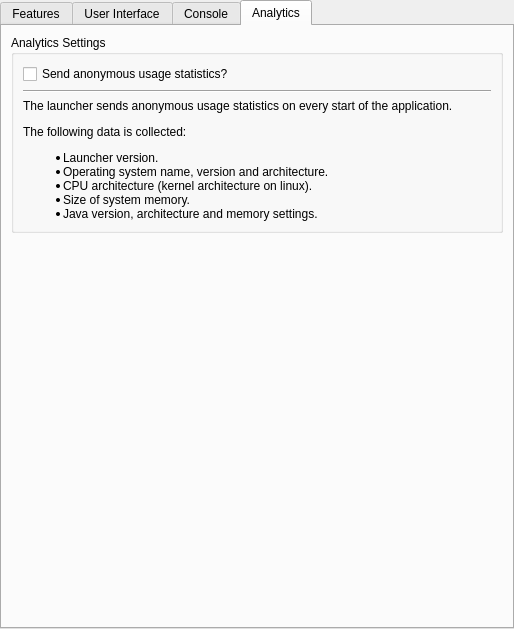
This is launcher/ui/pages/global/LauncherPage.ui in VorwerkUa2/WerkLauncher as Qt 5 draws it before an edit. The edited form follows.
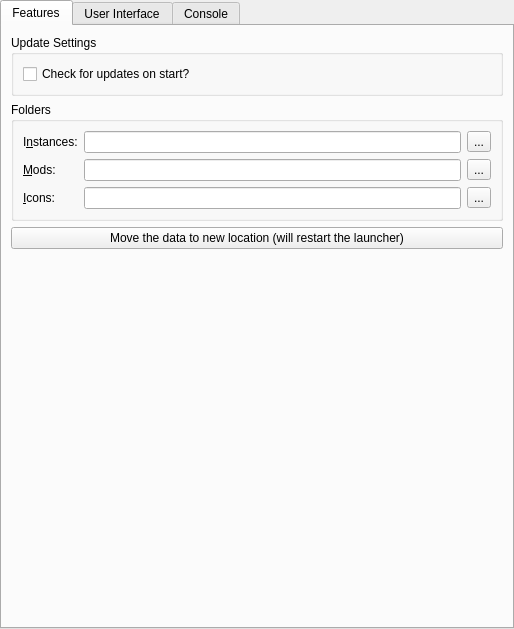
This is the edited form. The open tabs and pages were chosen to show the change.

Commit message:
NOISSUE Redo system and java architecture probing
MultiMC should now detect aarch64/arm64 architectures and no longer uses
'32' and '64' as CPU architectures.

Detection should work for x86, amd64 and aarch64.

This also affected the old (unused) analytics code, so I removed it.

What changed in the file:
```diff
--- a/launcher/ui/pages/global/LauncherPage.ui
+++ b/launcher/ui/pages/global/LauncherPage.ui
@@ -458,69 +458,6 @@
        </item>
       </layout>
      </widget>
-     <widget class="QWidget" name="analyticsTab">
-      <attribute name="title">
-       <string>Analytics</string>
-      </attribute>
-      <layout class="QVBoxLayout" name="verticalLayout_8">
-       <item>
-        <widget class="QGroupBox" name="consoleSettingsBox_2">
-         <property name="title">
-          <string>Analytics Settings</string>
-         </property>
-         <layout class="QVBoxLayout" name="verticalLayout_4">
-          <item>
-           <widget class="QCheckBox" name="analyticsCheck">
-            <property name="text">
-             <string>Send anonymous usage statistics?</string>
-            </property>
-           </widget>
-          </item>
-          <item>
-           <widget class="Line" name="line">
-            <property name="orientation">
-             <enum>Qt::Horizontal</enum>
-            </property>
-           </widget>
-          </item>
-          <item>
-           <widget class="QLabel" name="label_5">
-            <property name="text">
-             <string>&lt;html&gt;&lt;head/&gt;
-&lt;body&gt;
-&lt;p&gt;The launcher sends anonymous usage statistics on every start of the application.&lt;/p&gt;&lt;p&gt;The following data is collected:&lt;/p&gt;
-&lt;ul&gt;
-&lt;li&gt;Launcher version.&lt;/li&gt;
-&lt;li&gt;Operating system name, version and architecture.&lt;/li&gt;
-&lt;li&gt;CPU architecture (kernel architecture on linux).&lt;/li&gt;
-&lt;li&gt;Size of system memory.&lt;/li&gt;
-&lt;li&gt;Java version, architecture and memory settings.&lt;/li&gt;
-&lt;/ul&gt;
-&lt;/body&gt;&lt;/html&gt;</string>
-            </property>
-            <property name="wordWrap">
-             <bool>true</bool>
-            </property>
-           </widget>
-          </item>
-         </layout>
-        </widget>
-       </item>
-       <item>
-        <spacer name="verticalSpacer">
-         <property name="orientation">
-          <enum>Qt::Vertical</enum>
-         </property>
-         <property name="sizeHint" stdset="0">
-          <size>
-           <width>20</width>
-           <height>40</height>
-          </size>
-         </property>
-        </spacer>
-       </item>
-      </layout>
-     </widget>
     </widget>
    </item>
   </layout>
```
The commit also changes 35 other files.
